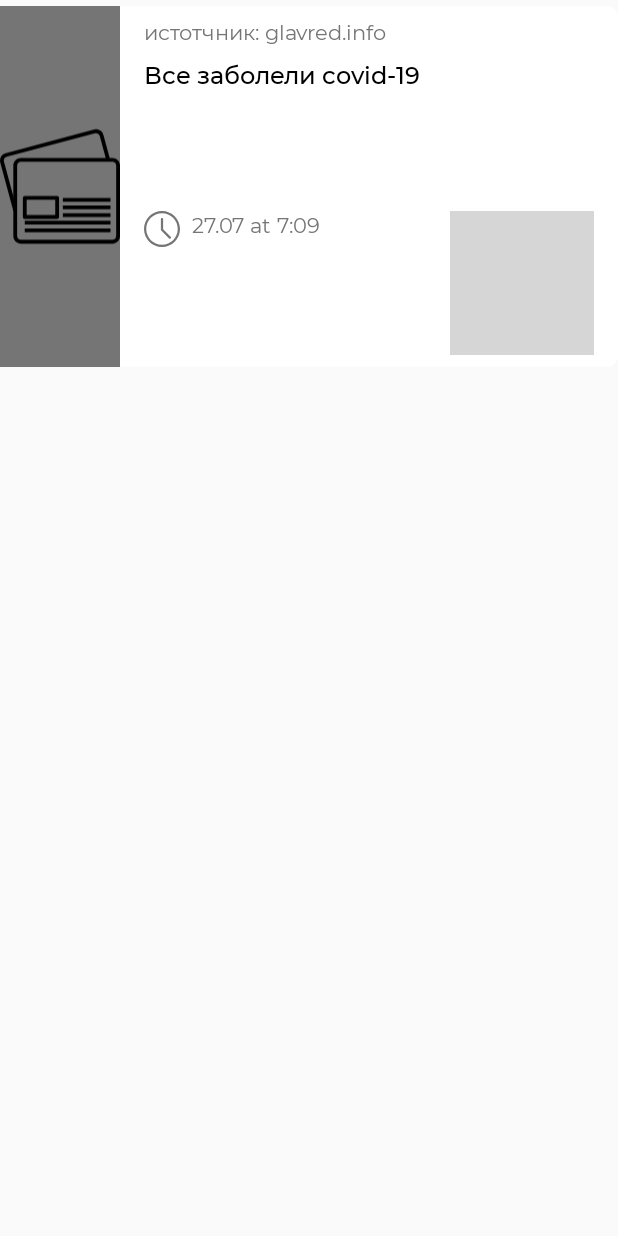
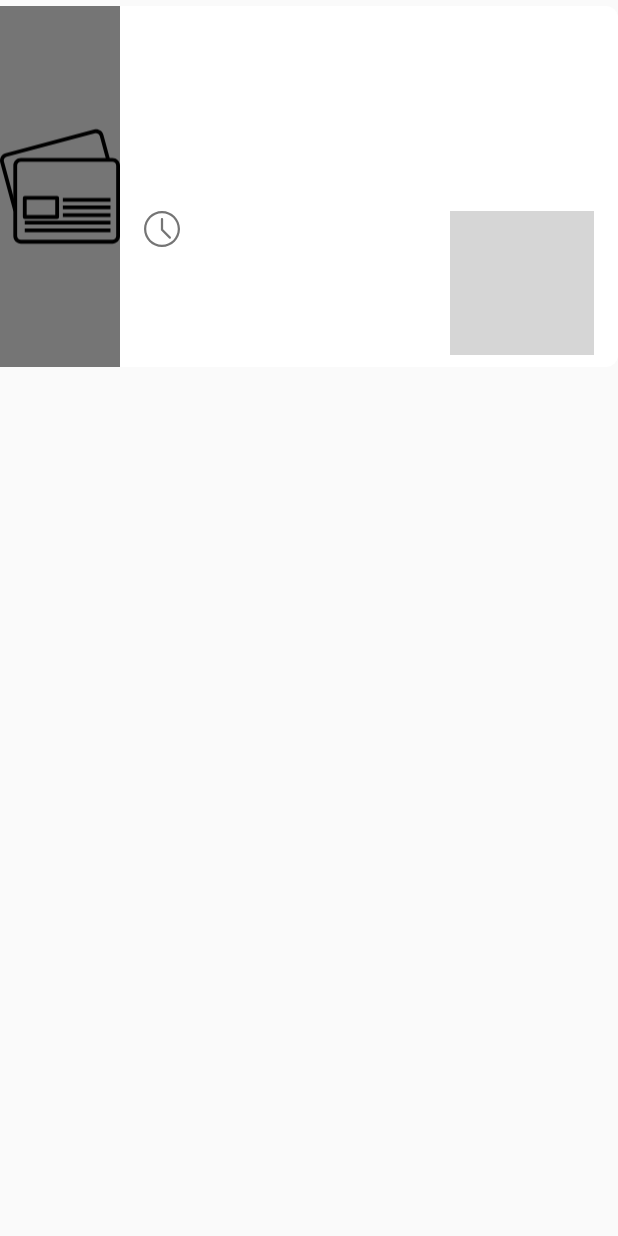
Before and after one commit to ToaMatatoa/CoronaNews, an Android app: the layout news_list_item.xml on its own in the app's theme, with its tools: preview values and no code run, on a phone screen of 412 x 824 dp. Run offline under Robolectric (Android 15) with nearby library versions, the phone set to English and light mode, and no system bars; network calls fail; grey boxes are pictures that could not be loaded.

Commit message:
updated RetrofitClient.kt

```diff
--- a/app/src/main/java/com/example/coronanews/news/data/RetrofitClient.kt
+++ b/app/src/main/java/com/example/coronanews/news/data/RetrofitClient.kt
@@ -1,6 +1,7 @@
 package com.example.coronanews.news.data
 
 import com.example.coronanews.graph.data.RetrofitStatisticsService
+import com.google.gson.GsonBuilder
 import okhttp3.Interceptor
 import okhttp3.OkHttpClient
 import okhttp3.logging.HttpLoggingInterceptor
@@ -35,11 +36,12 @@ object RetrofitClient {
             addInterceptor(logging)
         }.build()
 
+        val gson = GsonBuilder().setDateFormat("yyyy-MM-dd HH:mm:ss").create()
         val retrofit = Retrofit.Builder()
             .baseUrl(newsURL)
             .client(okHttpClient.newBuilder().build())
             .addCallAdapterFactory(RxJava2CallAdapterFactory.create())
-            .addConverterFactory(GsonConverterFactory.create())
+            .addConverterFactory(GsonConverterFactory.create(gson))
             .build()
 
         return retrofit.create(RetrofitNewsService::class.java)
--- a/app/src/main/res/layout/news_list_item.xml
+++ b/app/src/main/res/layout/news_list_item.xml
@@ -30,8 +30,7 @@
         android:layout_marginTop="@dimen/margin_size_8"
         app:layout_constraintEnd_toEndOf="parent"
         app:layout_constraintStart_toEndOf="@+id/iv_news_icon"
-        app:layout_constraintTop_toTopOf="parent"
-        tools:text="истотчник: glavred.info" />
+        app:layout_constraintTop_toTopOf="parent" />
 
     <androidx.appcompat.widget.AppCompatTextView
         android:id="@+id/tv_title"
@@ -43,8 +42,7 @@
         android:layout_marginTop="@dimen/margin_size_8"
         app:layout_constraintEnd_toEndOf="parent"
         app:layout_constraintStart_toStartOf="@+id/tv_source"
-        app:layout_constraintTop_toBottomOf="@+id/tv_source"
-        tools:text="Все заболели covid-19" />
+        app:layout_constraintTop_toBottomOf="@+id/tv_source" />
 
     <androidx.appcompat.widget.AppCompatTextView
         android:id="@+id/tv_date"
@@ -57,8 +55,7 @@
         android:drawablePadding="@dimen/margin_size_8"
         app:layout_constraintBottom_toBottomOf="parent"
         app:layout_constraintStart_toStartOf="@+id/tv_title"
-        app:layout_constraintTop_toBottomOf="@+id/tv_title"
-        tools:text="27.07 at 7:09" />
+        app:layout_constraintTop_toBottomOf="@+id/tv_title" />
 
     <androidx.appcompat.widget.AppCompatImageView
         android:id="@+id/btn_favourite"
```
